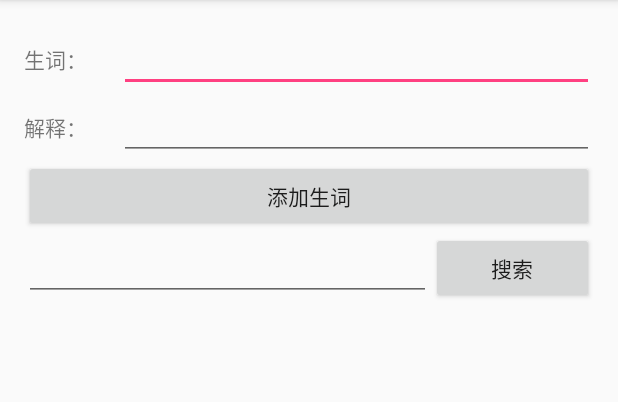
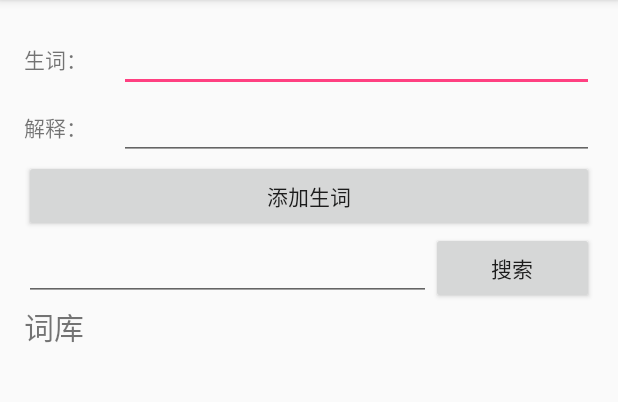
Before and after one commit to Tanzezhi/New-Word, an Android app: the screen it shows after launch (MainActivity), on a phone screen of 412 x 824 dp, the part 84-486 px from its top. Run offline under Robolectric (Android 15) with nearby library versions, the phone set to English and light mode, and no system bars.

Commit message:
添加主界面中的ListView

```diff
--- a/app/src/main/res/layout/activity_main.xml
+++ b/app/src/main/res/layout/activity_main.xml
@@ -1,5 +1,5 @@
 <?xml version="1.0" encoding="utf-8"?>
-<TableLayout xmlns:android="http://schemas.android.com/apk/res/android"
+<RelativeLayout xmlns:android="http://schemas.android.com/apk/res/android"
     xmlns:tools="http://schemas.android.com/tools"
     android:layout_width="match_parent"
     android:layout_height="match_parent"
@@ -8,7 +8,12 @@
     android:paddingRight="@dimen/activity_horizontal_margin"
     android:paddingTop="@dimen/activity_vertical_margin"
     tools:context="com.example.lenovo.newword.MainActivity"
+
     >
+    <TableLayout
+        android:layout_width="match_parent"
+        android:layout_height="wrap_content"
+        android:id="@+id/tableLayout">
 
     <TableRow>
         <TextView
@@ -54,7 +59,30 @@
             android:layout_weight="2"
             />
     </TableRow>
+    </TableLayout>
+    <TextView
+        android:text="词库"
+        android:id="@+id/textView"
+        android:textSize="20dp"
+        android:layout_alignParentLeft="true"
+        android:layout_below="@+id/tableLayout"
+        android:layout_width="wrap_content"
+        android:layout_height="wrap_content" />
+
+        <ListView
+            android:id="@+id/listView"
+            android:layout_below="@+id/textView"
+            android:layout_width="match_parent"
+            android:layout_height="match_parent">
+
+        </ListView>
 
 
 
-</TableLayout>
+
+
+
+
+
+
+</RelativeLayout>
```
Also changed, not shown: app/src/main/res/layout/dictionary.xml (added, +18 -0 lines).
